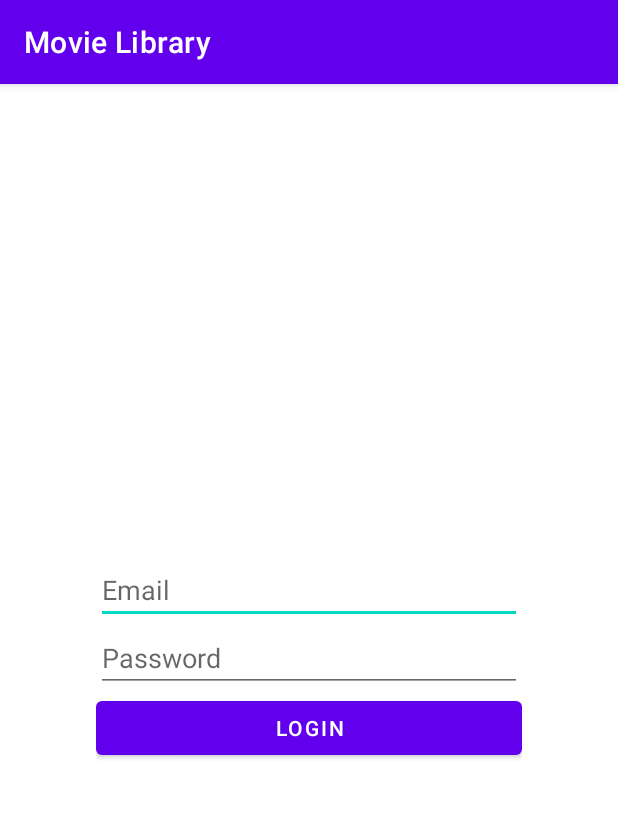
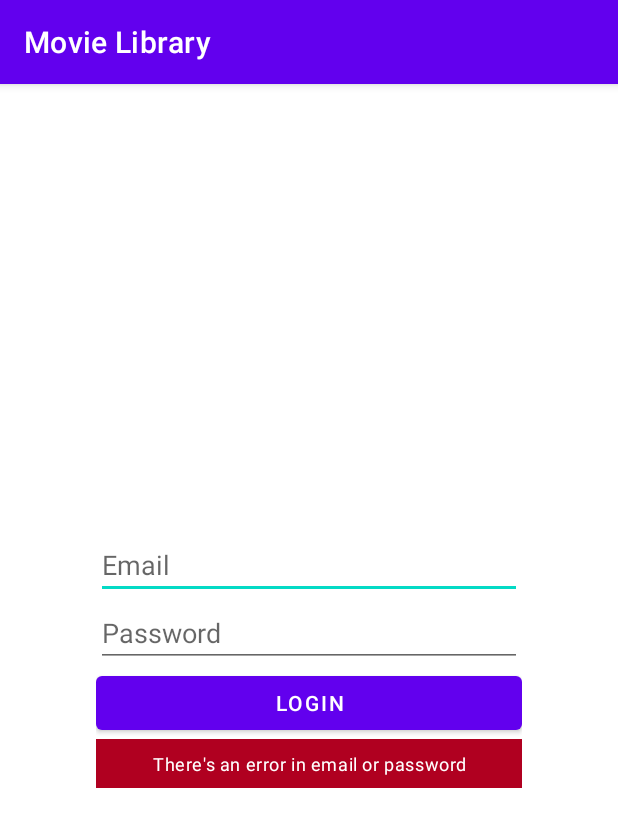
Before and after one commit to devexpert-io/movies-library, an Android app: the screen it shows after launch (MainActivity before the commit, LoginActivity after it), after a tap on "LOGIN", on a phone screen of 412 x 824 dp. Shown: the top 827 px of the screen. Run offline under Robolectric (Android 15) with nearby library versions, the phone set to English and light mode, and no system bars.

Commit message:
Build login using ViewModel

```diff
--- a/app/build.gradle
+++ b/app/build.gradle
@@ -36,6 +36,7 @@ dependencies {
     implementation 'androidx.core:core-ktx:1.8.0'
     implementation 'androidx.appcompat:appcompat:1.4.2'
     implementation 'com.google.android.material:material:1.6.1'
+    implementation 'androidx.activity:activity-ktx:1.4.0'
     implementation 'androidx.constraintlayout:constraintlayout:2.1.4'
     testImplementation 'junit:junit:4.13.2'
     androidTestImplementation 'androidx.test.ext:junit:1.1.3'
--- /dev/null
+++ b/app/src/main/java/com/devexperto/damproject/LoginActivity.kt
@@ -0,0 +1,37 @@
+package com.devexperto.damproject
+
+import android.content.Intent
+import android.os.Bundle
+import android.view.View
+import android.widget.Button
+import android.widget.EditText
+import android.widget.TextView
+import androidx.activity.viewModels
+import androidx.appcompat.app.AppCompatActivity
+
+class LoginActivity : AppCompatActivity() {
+
+    private val vm: LoginViewModel by viewModels()
+
+    override fun onCreate(savedInstanceState: Bundle?) {
+        super.onCreate(savedInstanceState)
+        setContentView(R.layout.activity_login)
+
+        val email = findViewById<EditText>(R.id.email)
+        val password = findViewById<EditText>(R.id.password)
+        val button = findViewById<Button>(R.id.login)
+        val error = findViewById<TextView>(R.id.error)
+
+        button.setOnClickListener {
+            vm.doLogin(email.text.toString(), password.text.toString())
+        }
+
+        vm.state.observe(this) { state ->
+            error.visibility = if (state.showError) View.VISIBLE else View.GONE
+            if (state.navigateToHome) {
+                startActivity(Intent(this, HomeActivity::class.java))
+                vm.onNavigationDone()
+            }
+        }
+    }
+}
--- /dev/null
+++ b/app/src/main/java/com/devexperto/damproject/LoginViewModel.kt
@@ -0,0 +1,37 @@
+package com.devexperto.damproject
+
+import androidx.lifecycle.LiveData
+import androidx.lifecycle.MutableLiveData
+import androidx.lifecycle.ViewModel
+
+class LoginViewModel : ViewModel() {
+
+    private val _state = MutableLiveData(UiState())
+    val state: LiveData<UiState>
+        get() = _state
+
+    fun doLogin(email: String, pass: String) {
+        if (isLoginValid(email, pass)) {
+            _state.value = _state.value?.copy(showError = false, navigateToHome = true)
+        } else {
+            _state.value = _state.value?.copy(showError = true)
+        }
+    }
+
+    private fun isLoginValid(email: String, pass: String): Boolean {
+        val emailValid = email.isNotEmpty() && email.contains('@')
+        val passValid = pass.isNotEmpty() && pass.length > 5
+
+        return emailValid && passValid
+    }
+
+    fun onNavigationDone() {
+        _state.value = _state.value?.copy(navigateToHome = false)
+    }
+
+    data class UiState(
+        val showError: Boolean = false,
+        val navigateToHome: Boolean = false
+    )
+
+}
--- a/app/src/main/java/com/devexperto/damproject/MainActivity.kt
+++ /dev/null
@@ -1,28 +0,0 @@
-package com.devexperto.damproject
-
-import android.os.Bundle
-import android.widget.Button
-import android.widget.EditText
-import android.widget.Toast
-import androidx.appcompat.app.AppCompatActivity
-
-class MainActivity : AppCompatActivity() {
-
-    override fun onCreate(savedInstanceState: Bundle?) {
-        super.onCreate(savedInstanceState)
-        setContentView(R.layout.activity_main)
-
-        val email = findViewById<EditText>(R.id.email)
-        val password = findViewById<EditText>(R.id.password)
-        val button = findViewById<Button>(R.id.login)
-
-        button.setOnClickListener {
-            Toast.makeText(
-                this,
-                "Email: ${email.text}, Password: ${password.text}",
-                Toast.LENGTH_SHORT
-            ).show()
-        }
-    }
-
-}
--- a/app/src/main/res/layout/activity_main.xml
+++ b/app/src/main/res/layout/activity_login.xml
@@ -6,7 +6,7 @@
     android:gravity="center"
     android:orientation="vertical"
     android:padding="64dp"
-    tools:context=".MainActivity">
+    tools:context=".LoginActivity">
 
     <EditText
         android:id="@+id/email"
@@ -31,4 +31,18 @@
         android:layout_width="match_parent"
         android:layout_height="wrap_content"
         android:text="@string/login" />
+
+    <TextView
+        android:id="@+id/error"
+        android:layout_width="match_parent"
+        android:layout_height="wrap_content"
+        android:background="?attr/colorError"
+        android:gravity="center"
+        android:maxLines="3"
+        android:padding="8dp"
+        android:text="There's an error in email or password"
+        android:textAppearance="@style/TextAppearance.MaterialComponents.Caption"
+        android:textColor="?attr/colorOnError"
+        android:visibility="gone"
+        tools:visibility="visible"/>
 </LinearLayout>
--- a/build.gradle
+++ b/build.gradle
@@ -2,7 +2,7 @@
 plugins {
     id 'com.android.application' version '7.2.1' apply false
     id 'com.android.library' version '7.2.1' apply false
-    id 'org.jetbrains.kotlin.android' version '1.6.21' apply false
+    id 'org.jetbrains.kotlin.android' version '1.7.0' apply false
 }
 
 task clean(type: Delete) {
```
Also changed, not shown: app/src/main/AndroidManifest.xml (+7 -4 lines), app/src/main/java/com/devexperto/damproject/HomeActivity.kt (added, +11 -0 lines), app/src/main/java/com/devexperto/damproject/LoginViewModel2.java (added, +18 -0 lines), app/src/main/res/layout/activity_home.xml (added, +15 -0 lines).
